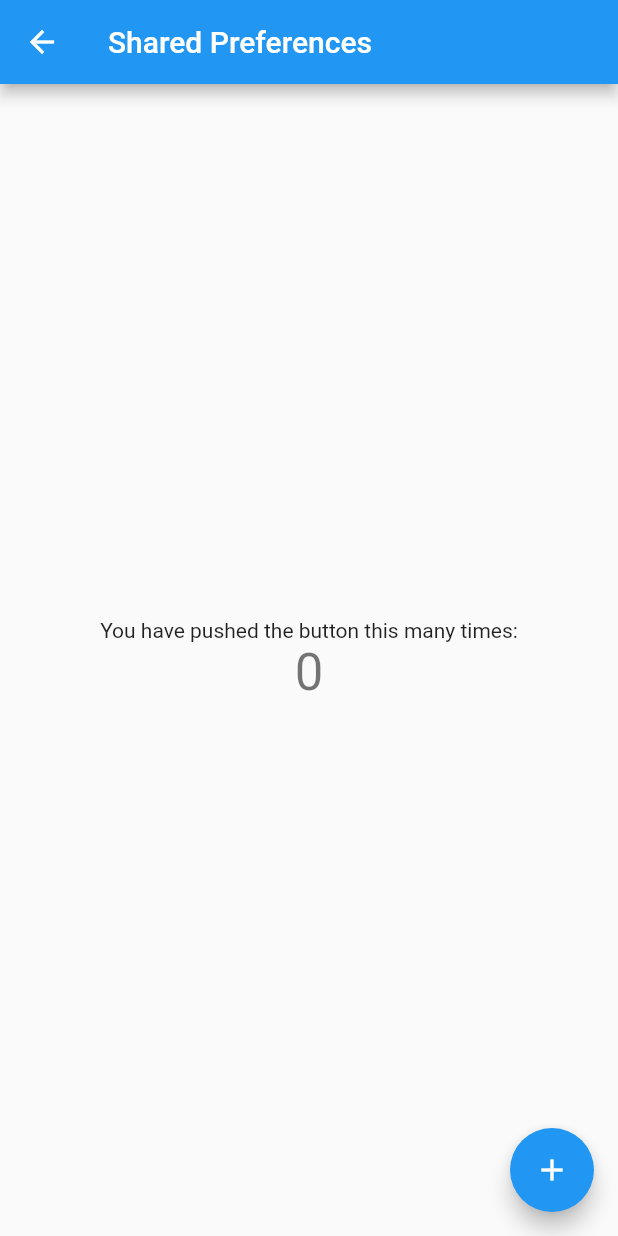
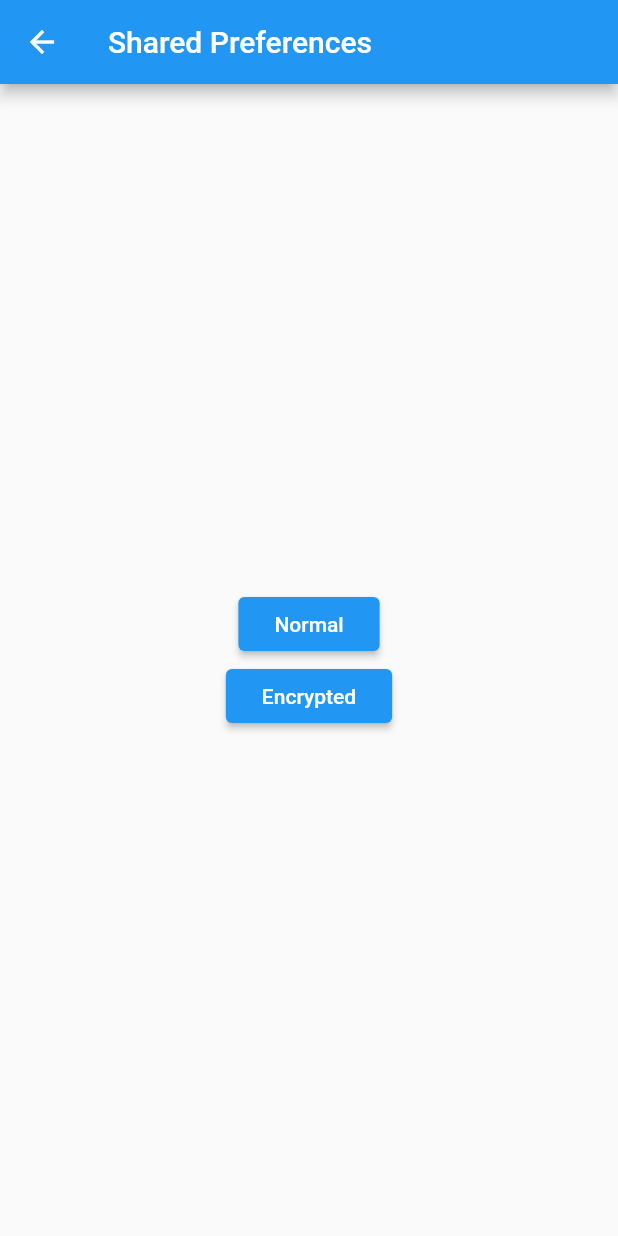
Before and after one commit to vndly/flutter-library, a Flutter app: the SharedPreferencesScreen screen opened directly, on a phone screen of 412 x 824 dp. Run offline on Flutter 3.47's test engine with Material 2 defaults, Android fonts, the phone set to English and light mode, and no system bars; our stand-ins replace flutter_secure_storage, flutter_svg, shared_preferences; missing offline and left inert: dafluta, event_taxi, matrix_gesture_detector; accounts and stored records are empty.

```diff
--- a/lib/main.dart
+++ b/lib/main.dart
@@ -1,5 +1,5 @@
 import 'package:flutter/material.dart';
-import 'screens/home/home_screen.dart';
+import 'package:flutter_library/screens/home/home_screen.dart';
 import 'package:flutter_localizations/flutter_localizations.dart';
 
 void main() {
--- a/lib/screens/home/home_screen.dart
+++ b/lib/screens/home/home_screen.dart
@@ -1,4 +1,5 @@
 import 'package:flutter/material.dart';
+import 'package:flutter_library/screens/home/home_item.dart';
 import 'package:flutter_library/screens/misc/event/event_screen.dart';
 import 'package:flutter_library/screens/misc/http/http_screen.dart';
 import 'package:flutter_library/screens/misc/media/media_screen.dart';
@@ -25,7 +26,6 @@ import 'package:flutter_library/screens/ui/scroll/scroll_screen.dart';
 import 'package:flutter_library/screens/ui/sheet/sheet_screen.dart';
 import 'package:flutter_library/screens/ui/tabs/tabs_screen.dart';
 import 'package:flutter_library/screens/ui/toast/toast_screen.dart';
-import 'home_item.dart';
 
 class HomeScreen extends StatelessWidget {
   final List<HomeItem> items = [
@@ -73,7 +73,7 @@ class HomeScreen extends StatelessWidget {
   }
 
   Widget _buildHomeItem(BuildContext context, int index) {
-    HomeItem item = items[index];
+    var item = items[index];
 
     if (item.isHeader) {
       return Container(
--- a/lib/screens/misc/http/http_screen.dart
+++ b/lib/screens/misc/http/http_screen.dart
@@ -1,5 +1,5 @@
+import 'dart:convert';
 import 'package:flutter/material.dart';
-import 'dart:convert' as Json;
 import 'package:http/http.dart';
 import 'package:dafluta/dafluta.dart';
 
@@ -95,7 +95,7 @@ class Dog {
   Dog(this.url);
 
   static Dog json(String json) {
-    var data = Json.jsonDecode(json);
+    var data = jsonDecode(json);
 
     return Dog(data['message']);
   }
--- a/lib/screens/misc/media/media_screen.dart
+++ b/lib/screens/misc/media/media_screen.dart
@@ -3,7 +3,7 @@ import 'package:flutter/material.dart';
 class MediaScreen extends StatelessWidget {
   @override
   Widget build(BuildContext context) {
-    MediaQueryData data = MediaQuery.of(context);
+    var data = MediaQuery.of(context);
 
     return Scaffold(
       appBar: AppBar(
--- a/lib/screens/misc/navigation/navigation_screen.dart
+++ b/lib/screens/misc/navigation/navigation_screen.dart
@@ -1,6 +1,6 @@
 import 'package:flutter/material.dart';
 import 'package:flutter_library/screens/misc/navigation/navigation_screen_params.dart';
-import 'navigation_screen_replaced.dart';
+import 'package:flutter_library/screens/misc/navigation/navigation_screen_replaced.dart';
 
 class NavigationScreen extends StatelessWidget {
   @override
--- a/lib/screens/misc/shared_preferences/shared_preferences_screen.dart
+++ b/lib/screens/misc/shared_preferences/shared_preferences_screen.dart
@@ -1,40 +1,8 @@
 import 'package:flutter/material.dart';
-import 'package:shared_preferences/shared_preferences.dart';
+import 'package:flutter_library/screens/misc/shared_preferences/shared_preferences_normal_screen.dart';
+import 'package:flutter_library/screens/misc/shared_preferences/shared_preferences_secure_screen.dart';
 
-class SharedPreferencesScreen extends StatefulWidget {
-  @override
-  _SharedPreferencesScreenState createState() =>
-      _SharedPreferencesScreenState();
-}
-
-class _SharedPreferencesScreenState extends State<SharedPreferencesScreen> {
-  int _counter = 0;
-
-  @override
-  void initState() {
-    super.initState();
-    loadCounter();
-  }
-
-  void loadCounter() async {
-    SharedPreferences preferences = await SharedPreferences.getInstance();
-    _counter = preferences.getInt('counter') ?? 0;
-
-    setState(() {});
-  }
-
-  void saveCounter(int counter) async {
-    SharedPreferences preferences = await SharedPreferences.getInstance();
-    preferences.setInt('counter', counter);
-  }
-
-  void _incrementCounter() {
-    setState(() {
-      _counter++;
-      saveCounter(_counter);
-    });
-  }
-
+class SharedPreferencesScreen extends StatelessWidget {
   @override
   Widget build(BuildContext context) {
     return new Scaffold(
@@ -44,21 +12,18 @@ class _SharedPreferencesScreenState extends State<SharedPreferencesScreen> {
       body: new Center(
         child: new Column(
           mainAxisAlignment: MainAxisAlignment.center,
-          children: <Widget>[
-            new Text(
-              'You have pushed the button this many times:',
+          children: [
+            RaisedButton(
+              child: Text('Normal'),
+              onPressed: () => Navigator.of(context).push(SharedPreferencesNormalScreen.instance()),
             ),
-            new Text(
-              '$_counter',
-              style: Theme.of(context).textTheme.display1,
+            RaisedButton(
+              child: Text('Encrypted'),
+              onPressed: () => Navigator.of(context).push(SharedPreferencesSecureScreen.instance()),
             ),
           ],
         ),
       ),
-      floatingActionButton: new FloatingActionButton(
-        onPressed: _incrementCounter,
-        child: new Icon(Icons.add),
-      ),
     );
   }
 }
--- a/lib/screens/state/mvp/mvp_screen.dart
+++ b/lib/screens/state/mvp/mvp_screen.dart
@@ -1,5 +1,5 @@
 import 'package:flutter/material.dart';
-import 'mvp_view.dart';
+import 'package:flutter_library/screens/state/mvp/mvp_view.dart';
 
 class MvpScreen extends StatefulWidget {
   final String title;
--- a/lib/screens/state/mvp/mvp_view.dart
+++ b/lib/screens/state/mvp/mvp_view.dart
@@ -1,5 +1,5 @@
 import 'package:flutter/material.dart';
-import 'mvp_screen.dart';
+import 'package:flutter_library/screens/state/mvp/mvp_screen.dart';
 
 class MvpView extends StatelessWidget
 {
--- a/lib/screens/state/mvp2/mvp2_screen.dart
+++ b/lib/screens/state/mvp2/mvp2_screen.dart
@@ -1,7 +1,7 @@
 import 'package:flutter/material.dart';
-import 'mvp2_model.dart';
-import 'mvp2_state.dart';
-import 'mvp2_view.dart';
+import 'package:flutter_library/screens/state/mvp2/mvp2_model.dart';
+import 'package:flutter_library/screens/state/mvp2/mvp2_state.dart';
+import 'package:flutter_library/screens/state/mvp2/mvp2_view.dart';
 
 class Mvp2Screen extends StatefulWidget {
   final String title;
--- a/lib/screens/state/mvp2/mvp2_state.dart
+++ b/lib/screens/state/mvp2/mvp2_state.dart
@@ -1,6 +1,6 @@
-import 'mvp2_model.dart';
-import 'mvp2_screen.dart';
-import 'mvp2_view.dart';
+import 'package:flutter_library/screens/state/mvp2/mvp2_model.dart';
+import 'package:flutter_library/screens/state/mvp2/mvp2_screen.dart';
+import 'package:flutter_library/screens/state/mvp2/mvp2_view.dart';
 
 class Mvp2State extends ExtraState<Mvp2View, Mvp2Model> {
   Mvp2State(Mvp2View view, Mvp2Model model) : super(view, model);
--- a/lib/screens/state/mvp2/mvp2_view.dart
+++ b/lib/screens/state/mvp2/mvp2_view.dart
@@ -1,7 +1,7 @@
 import 'package:flutter/material.dart';
-import 'mvp2_model.dart';
-import 'mvp2_screen.dart';
-import 'mvp2_state.dart';
+import 'package:flutter_library/screens/state/mvp2/mvp2_model.dart';
+import 'package:flutter_library/screens/state/mvp2/mvp2_screen.dart';
+import 'package:flutter_library/screens/state/mvp2/mvp2_state.dart';
 
 class Mvp2View extends ExtraView<Mvp2Model, Mvp2State> {
   @override
--- a/lib/screens/ui/tabs/tabs_screen.dart
+++ b/lib/screens/ui/tabs/tabs_screen.dart
@@ -1,5 +1,5 @@
 import 'package:flutter/material.dart';
-import 'tabs_up_screen.dart';
+import 'package:flutter_library/screens/ui/tabs/tabs_up_screen.dart';
 
 class TabsScreen extends StatelessWidget {
   @override
--- a/pubspec.yaml
+++ b/pubspec.yaml
@@ -3,7 +3,7 @@ description: A Flutter library
 version: 1.0.0
 
 environment:
-  sdk: ">=2.1.0 <3.0.0"
+  sdk: ^2.1.0
 
 dependencies:
 
@@ -20,6 +20,7 @@ dependencies:
   flutter_svg: ^0.12.4+2
   flutter_launcher_icons: ^0.7.2
   shared_preferences: ^0.5.3+1
+  flutter_secure_storage: ^3.2.1+1
   event_taxi: ^0.1.5
   http: ^0.12.0+2
   dafluta: ^0.0.5
```
Also changed, not shown: lib/screens/misc/shared_preferences/shared_preferences_normal_screen.dart (added, +71 -0 lines), lib/screens/misc/shared_preferences/shared_preferences_secure_screen.dart (added, +71 -0 lines), lib/screens/ui/canvas/canvas_screen.dart (+6 -4 lines), pubspec.lock, 2 other files.
